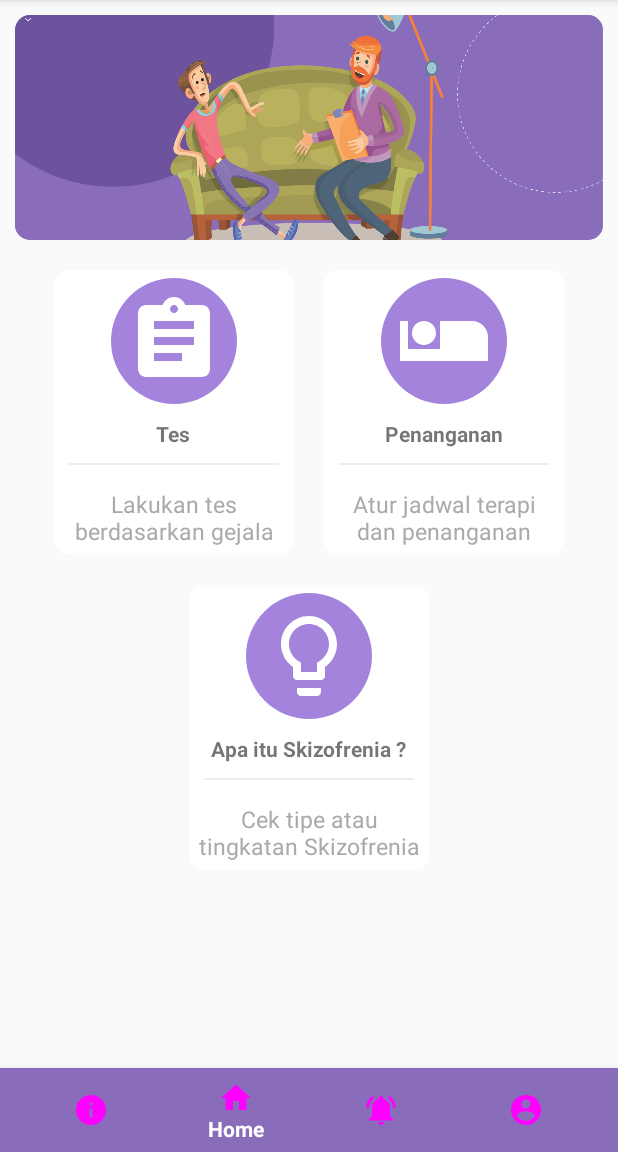
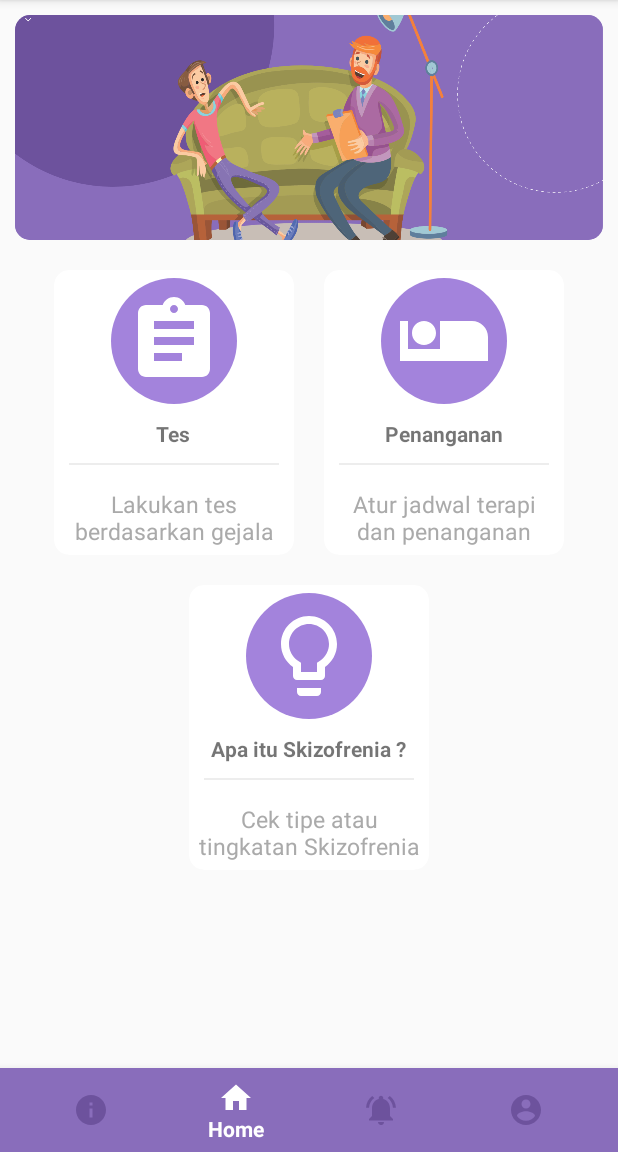
Before and after one commit to LugieNurAhmad/PABTubes, an Android app: the screen it shows after launch once a user with an empty profile is signed in (home), on a phone screen of 412 x 824 dp, the part 84-1236 px from its top. Run offline under Robolectric (Android 15) with nearby library versions, the phone set to English and light mode, and no system bars; our stand-ins replace Firebase (no records; nobody signed in at launch, a user with empty details on screens opened directly).

Commit message:
tambah bottom Navigationbar java(skizo,penanganan,alarmreminder)+koreksi warna

```diff
--- a/AndroidStudioProjects/PABTubes/app/src/main/res/drawable/selector.xml
+++ b/AndroidStudioProjects/PABTubes/app/src/main/res/drawable/selector.xml
@@ -2,8 +2,8 @@
 <selector xmlns:android="http://schemas.android.com/apk/res/android">
     <item
         android:state_selected="true"
-        android:drawable="@android:color/white"/>
+        android:color="@android:color/white"/>
     <item
         android:state_selected="false"
-        android:drawable="@android:color/black"/>
+        android:color="@color/colorPrimaryDark"/>
 </selector>
--- a/AndroidStudioProjects/PABTubes/app/src/main/res/layout/activity_alarm_reminder.xml
+++ b/AndroidStudioProjects/PABTubes/app/src/main/res/layout/activity_alarm_reminder.xml
@@ -14,7 +14,7 @@
         android:background="@color/colorPrimary"
         app:itemBackground="@color/colorPrimary"
         app:itemIconTint="@drawable/selector"
-        app:itemTextColor="@android:color/white"
+        app:itemTextColor="@drawable/selector"
         app:menu="@menu/menu_navigation" />
 
     <LinearLayout
--- a/AndroidStudioProjects/PABTubes/app/src/main/res/layout/activity_home.xml
+++ b/AndroidStudioProjects/PABTubes/app/src/main/res/layout/activity_home.xml
@@ -12,7 +12,7 @@
         android:id="@+id/bottom_nav"
         android:background="@color/colorPrimary"
         app:itemBackground="@color/colorPrimary"
-        app:itemTextColor="@android:color/white"
+        app:itemTextColor="@drawable/selector"
         app:itemIconTint="@drawable/selector"
         app:menu="@menu/menu_navigation"
         android:layout_alignParentBottom="true"/>
--- a/AndroidStudioProjects/PABTubes/app/src/main/res/layout/activity_penanganan.xml
+++ b/AndroidStudioProjects/PABTubes/app/src/main/res/layout/activity_penanganan.xml
@@ -14,7 +14,7 @@
         android:background="@color/colorPrimary"
         app:itemBackground="@color/colorPrimary"
         app:itemIconTint="@drawable/selector"
-        app:itemTextColor="@android:color/white"
+        app:itemTextColor="@drawable/selector"
         app:menu="@menu/menu_navigation" />
 
 
--- a/AndroidStudioProjects/PABTubes/app/src/main/res/layout/activity_skizo.xml
+++ b/AndroidStudioProjects/PABTubes/app/src/main/res/layout/activity_skizo.xml
@@ -14,7 +14,7 @@
         android:background="@color/colorPrimary"
         app:itemBackground="@color/colorPrimary"
         app:itemIconTint="@drawable/selector"
-        app:itemTextColor="@android:color/white"
+        app:itemTextColor="@drawable/selector"
         app:menu="@menu/menu_navigation" />
 
     <LinearLayout
```
